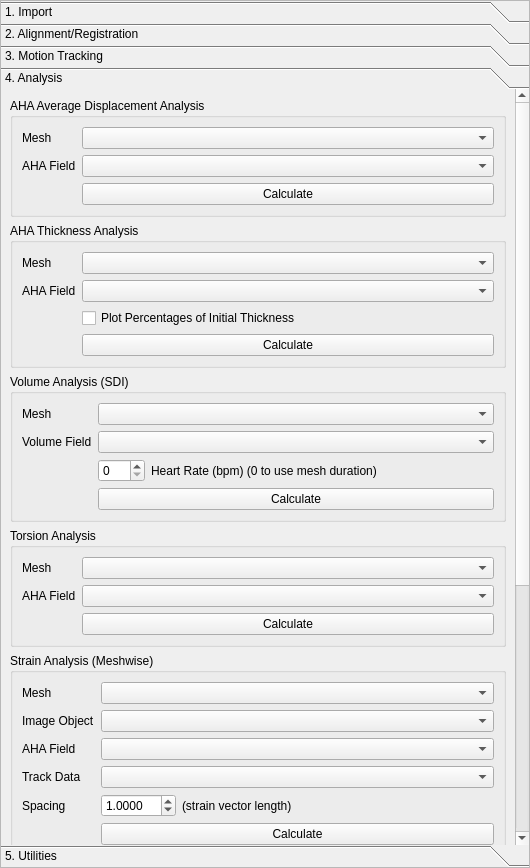
Before: the Qt Designer form src/ui/CardiacMotionProp.ui in ericspod/Eidolon, drawn with Qt 5.
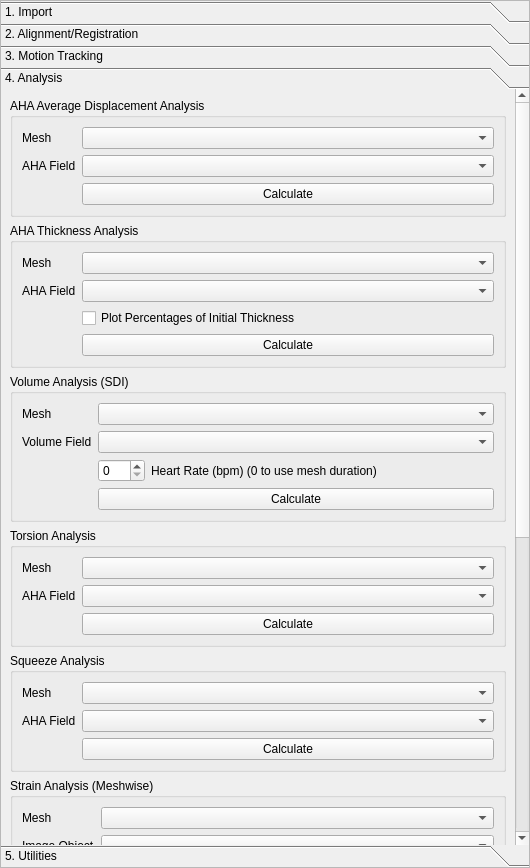
After: the same form once the commit is applied. The open tabs and pages were chosen to show the change.

What changed in the file:
```diff
--- a/src/ui/CardiacMotionProp.ui
+++ b/src/ui/CardiacMotionProp.ui
@@ -852,9 +852,9 @@
       <property name="geometry">
        <rect>
         <x>0</x>
-        <y>0</y>
+        <y>-240</y>
         <width>515</width>
-        <height>1287</height>
+        <height>1422</height>
        </rect>
       </property>
       <property name="sizePolicy">
@@ -1140,6 +1140,62 @@
          </layout>
         </widget>
        </item>
+       <item>
+        <widget class="QGroupBox" name="groupBox_22">
+         <property name="title">
+          <string>Squeeze Analysis</string>
+         </property>
+         <layout class="QFormLayout" name="formLayout_21">
+          <item row="0" column="1">
+           <widget class="QComboBox" name="squeezeMeshBox">
+            <property name="sizePolicy">
+             <sizepolicy hsizetype="Expanding" vsizetype="Fixed">
+              <horstretch>0</horstretch>
+              <verstretch>0</verstretch>
+             </sizepolicy>
+            </property>
+           </widget>
+          </item>
+          <item row="0" column="0">
+           <widget class="QLabel" name="label_22">
+            <property name="text">
+             <string>Mesh</string>
+            </property>
+           </widget>
+          </item>
+          <item row="1" column="0">
+           <widget class="QLabel" name="label_36">
+            <property name="text">
+             <string>AHA Field</string>
+            </property>
+           </widget>
+          </item>
+          <item row="1" column="1">
+           <widget class="QComboBox" name="squeezeFieldBox">
+            <property name="sizePolicy">
+             <sizepolicy hsizetype="Expanding" vsizetype="Fixed">
+              <horstretch>0</horstretch>
+              <verstretch>0</verstretch>
+             </sizepolicy>
+            </property>
+           </widget>
+          </item>
+          <item row="2" column="1">
+           <widget class="QPushButton" name="squeezeButton">
+            <property name="sizePolicy">
+             <sizepolicy hsizetype="Expanding" vsizetype="Fixed">
+              <horstretch>0</horstretch>
+              <verstretch>0</verstretch>
+             </sizepolicy>
+            </property>
+            <property name="text">
+             <string>Calculate</string>
+            </property>
+           </widget>
+          </item>
+         </layout>
+        </widget>
+       </item>
        <item>
         <widget class="QGroupBox" name="groupBox_15">
          <property name="title">
```
Left out of the diff: 4 changed lines with no effect on the pictures.
